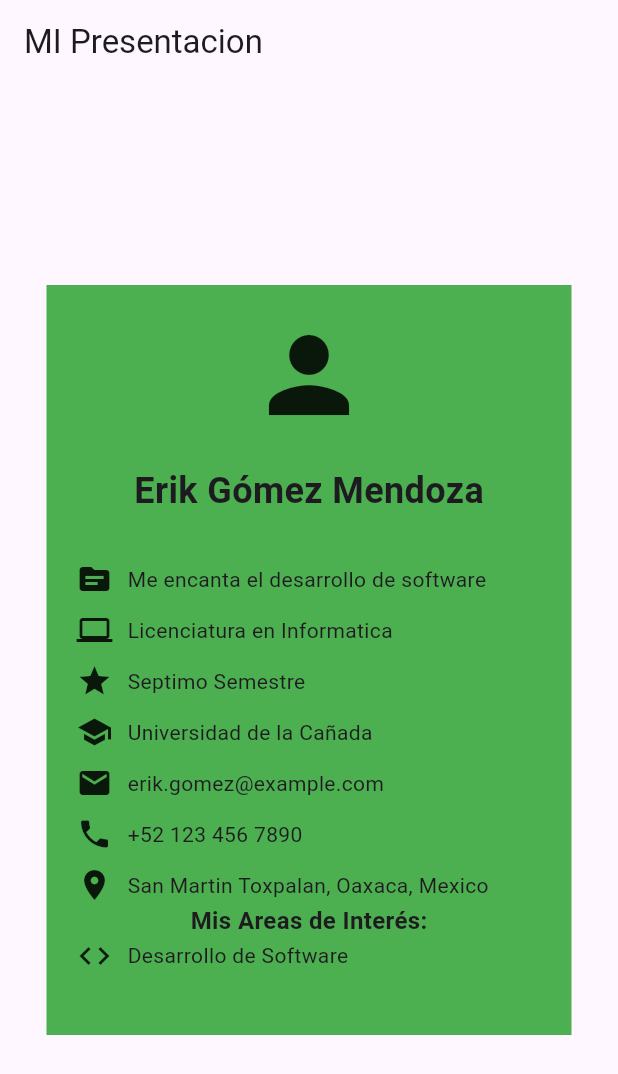
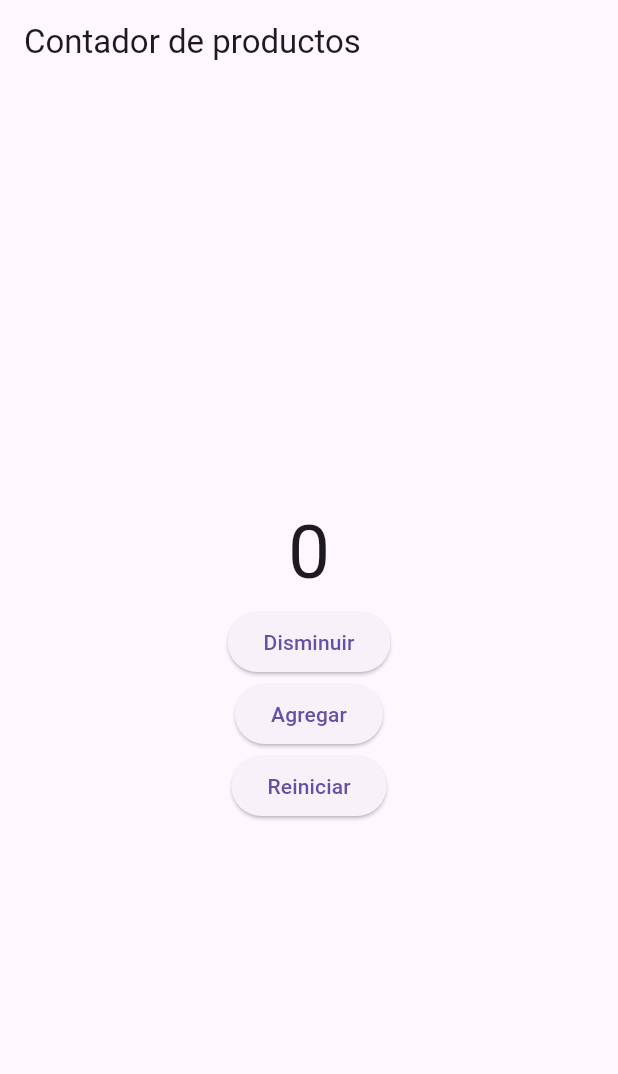
Before and after one commit to lierikgomez-pixel/ChiiKOrita, a Flutter app: the screen it shows after launch, on a phone screen of 412 x 824 dp. Shown: the top 1074 px of the screen. Run offline on Flutter 3.47's test engine with Material 3 defaults, Android fonts, the phone set to English and light mode, and no system bars.

Commit message:
Se agregaron botones

```diff
--- a/lib/main.dart
+++ b/lib/main.dart
@@ -1,103 +1,60 @@
 import 'package:flutter/material.dart';
 
 void main() {
-  runApp(const MyApp());
+  runApp(MyApp());
 }
 
-class MyApp extends StatelessWidget {
+class MyApp extends StatefulWidget {
   const MyApp({super.key});
+  @override
+  State<MyApp> createState() => _MyAppState();
+}
 
+class _MyAppState extends State<MyApp> {
+  int cantidad = 0;
   @override
   Widget build(BuildContext context) {
     return MaterialApp(
       home: Scaffold(
-        appBar: AppBar(title: const Text('MI Presentacion')),
+        appBar: AppBar(title: const Text('Contador de productos')),
         body: Center(
-          child: Container(
-            width: 350,
-            height: 500,
-            color: Colors.green,
-            child: Padding(
-              padding: const EdgeInsets.all(20.0),
-              child: Column(
-                mainAxisSize: MainAxisSize.min,
+          child: Column(
+            mainAxisAlignment: MainAxisAlignment.center,
+            children: [
+              Text('$cantidad', style: const TextStyle(fontSize: 50)),
+              Row(
+                mainAxisAlignment: MainAxisAlignment.center,
                 children: [
-                  Icon(Icons.person, size: 80),
-                  const SizedBox(height: 20),
-                  Text(
-                    'Erik Gómez Mendoza',
-                    style: TextStyle(fontSize: 24, fontWeight: FontWeight.bold),
-                  ),
-                  const SizedBox(height: 30),
-                  Row(
-                    children: [
-                      Icon(Icons.topic),
-                      SizedBox(width: 10),
-                      Text('Me encanta el desarrollo de software'),
-                    ],
-                  ),
-                  const SizedBox(height: 10),
-                  Row(
-                    children: [
-                      Icon(Icons.computer),
-                      SizedBox(width: 10),
-                      Text('Licenciatura en Informatica'),
-                    ],
-                  ),
-                  const SizedBox(height: 10),
-                  Row(
-                    children: [
-                      Icon(Icons.grade),
-                      SizedBox(width: 10),
-                      Text('Septimo Semestre'),
-                    ],
-                  ),
-                  const SizedBox(height: 10),
-                  Row(
-                    children: [
-                      Icon(Icons.school),
-                      SizedBox(width: 10),
-                      Text('Universidad de la Cañada'),
-                    ],
-                  ),
-                  const SizedBox(height: 10),
-                  Row(
-                    children: [
-                      Icon(Icons.email),
-                      SizedBox(width: 10),
-                      Text('erik.gomez@example.com'),
-                    ],
-                  ),
-                  const SizedBox(height: 10),
-                  Row(
-                    children: [
-                      Icon(Icons.phone),
-                      SizedBox(width: 10),
-                      Text('+52 123 456 7890'),
-                    ],
-                  ),
-                  const SizedBox(height: 10),
-                  Row(
-                    children: [
-                      Icon(Icons.location_on),
-                      SizedBox(width: 10),
-                      Text('San Martin Toxpalan, Oaxaca, Mexico'),
-                    ],
-                  ),
-                  Text(
-                    'Mis Areas de Interés:',
-                    style: TextStyle(fontSize: 16, fontWeight: FontWeight.bold),
-                  ),
-                  Row(
-                    children: [
-                      Icon(Icons.code),
-                      SizedBox(width: 10),
-                      Text('Desarrollo de Software'),
-                    ],
+                  ElevatedButton(
+                    onPressed: () {
+                      if (cantidad > 0) {
+                        setState(() {
+                          cantidad--;
+                        });
+                      }
+                    },
+                    child: const Text('Disminuir'),
                   ),
                 ],
               ),
-            ),
+              const SizedBox(width: 20),
+              ElevatedButton(
+                onPressed: () {
+                  setState(() {
+                    cantidad++;
+                  });
+                },
+                child: const Text('Agregar'),
+              ),
+              ElevatedButton(
+                onPressed: () {
+                  setState(() {
+                    cantidad = 0;
+                  });
+                },
+                child: const Text('Reiniciar'),
+              ),
+            ],
           ),
         ),
       ),
```
